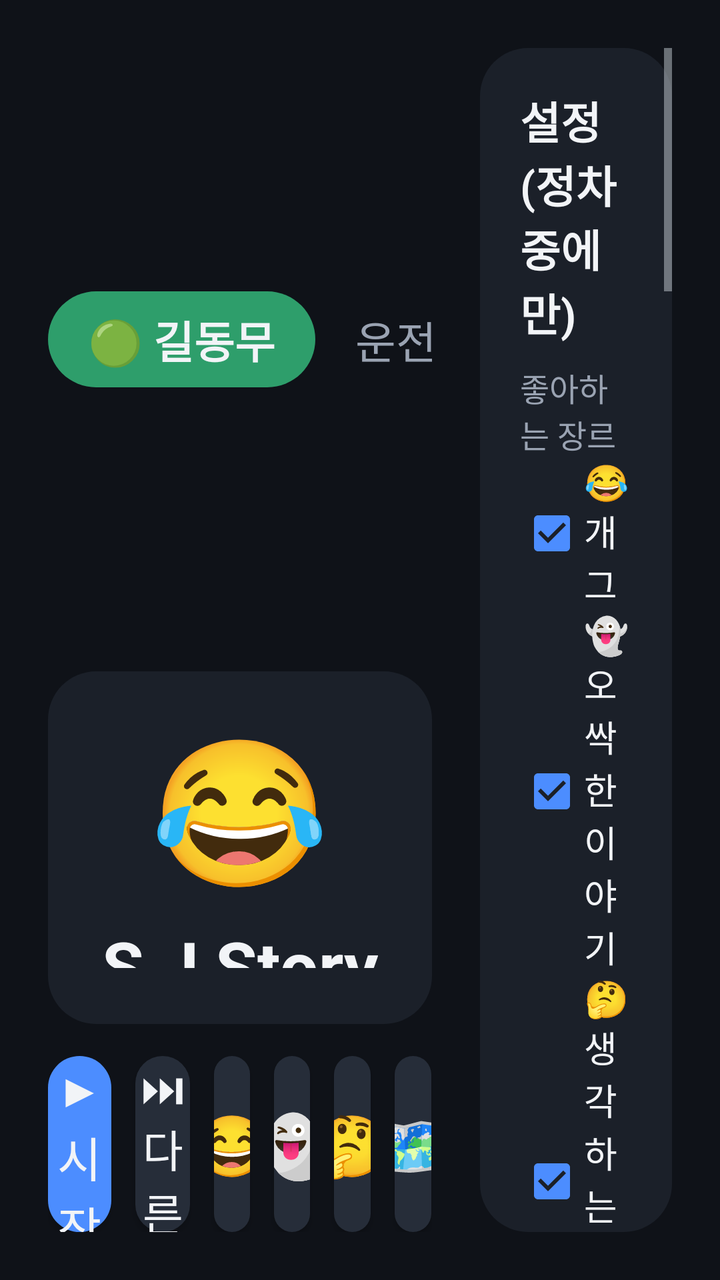
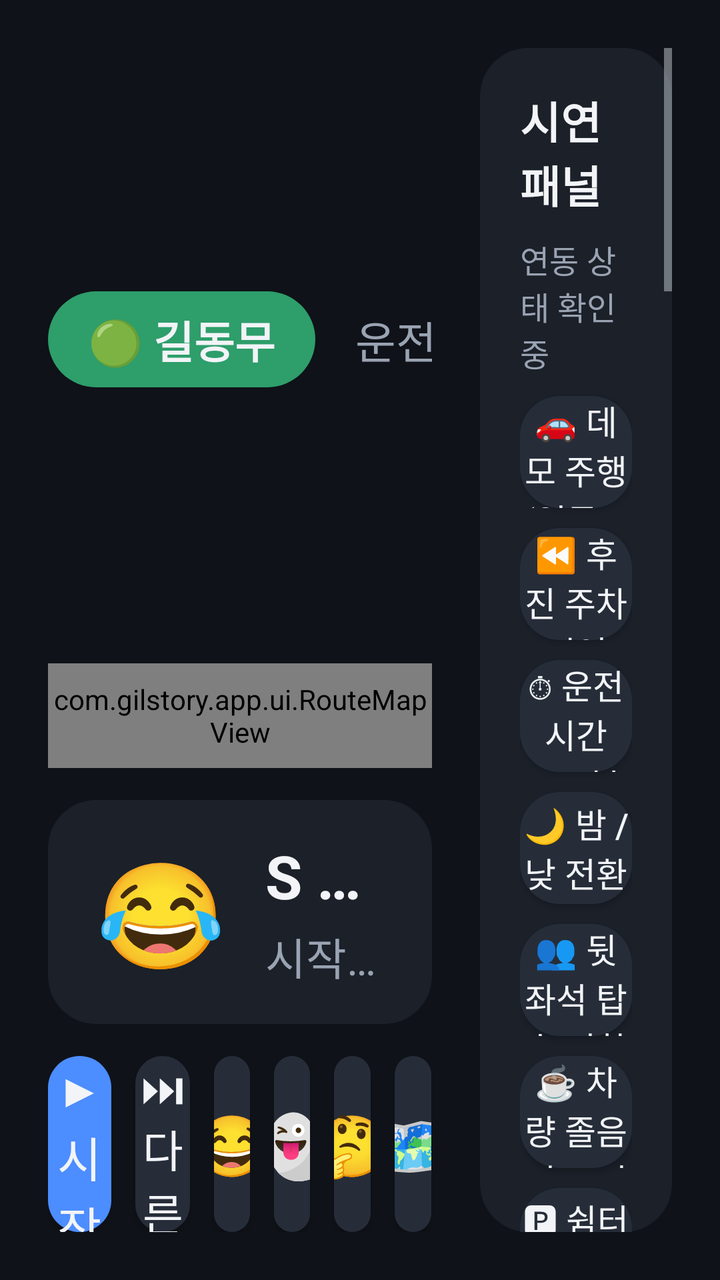

An Android layout rendered at two revisions. The XML below is the earlier revision; the diff shows what the commit changed to produce the second picture.
<!-- AndroidManifest.xml: application theme Theme.Gilstory -->
<!-- res/layout/activity_main.xml -->
<?xml version="1.0" encoding="utf-8"?>
<LinearLayout xmlns:android="http://schemas.android.com/apk/res/android"
    android:layout_width="match_parent"
    android:layout_height="match_parent"
    android:background="@color/bg"
    android:orientation="horizontal"
    android:padding="24dp">

    
    <LinearLayout
        android:layout_width="0dp"
        android:layout_height="match_parent"
        android:layout_weight="2"
        android:orientation="vertical">

        
        <LinearLayout
            android:layout_width="match_parent"
            android:layout_height="wrap_content"
            android:gravity="center_vertical"
            android:orientation="horizontal">

            <TextView
                android:id="@+id/stagePill"
                android:layout_width="wrap_content"
                android:layout_height="wrap_content"
                android:background="@drawable/pill"
                android:paddingHorizontal="20dp"
                android:paddingVertical="8dp"
                android:text="🟢 길동무"
                android:textColor="@color/text"
                android:textSize="22sp"
                android:textStyle="bold" />

            <TextView
                android:id="@+id/regionText"
                android:layout_width="0dp"
                android:layout_height="wrap_content"
                android:layout_marginStart="20dp"
                android:layout_weight="1"
                android:text="📍 위치 확인 중"
                android:textColor="@color/text"
                android:textSize="24sp" />

            <TextView
                android:id="@+id/minutesText"
                android:layout_width="wrap_content"
                android:layout_height="wrap_content"
                android:text="운전 0분"
                android:textColor="@color/text_dim"
                android:textSize="22sp" />
        </LinearLayout>

        
        <LinearLayout
            android:layout_width="match_parent"
            android:layout_height="0dp"
            android:layout_marginTop="20dp"
            android:layout_weight="1"
            android:background="@drawable/card"
            android:gravity="center"
            android:orientation="vertical"
            android:padding="24dp">

            <TextView
                android:id="@+id/genreEmoji"
                android:layout_width="wrap_content"
                android:layout_height="wrap_content"
                android:text="😂"
                android:textSize="72sp" />

            <TextView
                android:id="@+id/titleText"
                android:layout_width="wrap_content"
                android:layout_height="wrap_content"
                android:layout_marginTop="8dp"
                android:ellipsize="end"
                android:maxLines="1"
                android:text="S J Story"
                android:textColor="@color/text"
                android:textSize="34sp"
                android:textStyle="bold" />

            <TextView
                android:id="@+id/statusText"
                android:layout_width="wrap_content"
                android:layout_height="wrap_content"
                android:layout_marginTop="8dp"
                android:ellipsize="end"
                android:maxLines="1"
                android:text="시작을 누르면 이야기를 들려드려요"
                android:textColor="@color/text_dim"
                android:textSize="24sp" />
        </LinearLayout>

        
        <LinearLayout
            android:id="@+id/answerRow"
            android:layout_width="match_parent"
            android:layout_height="96dp"
            android:layout_marginTop="16dp"
            android:orientation="horizontal"
            android:visibility="gone">

            <Button
                android:id="@+id/option1"
                android:layout_width="0dp"
                android:layout_height="match_parent"
                android:layout_marginEnd="8dp"
                android:layout_weight="1"
                android:background="@drawable/btn_primary"
                android:textAllCaps="false"
                android:textColor="@color/text"
                android:textSize="26sp" />

            <Button
                android:id="@+id/option2"
                android:layout_width="0dp"
                android:layout_height="match_parent"
                android:layout_marginStart="8dp"
                android:layout_weight="1"
                android:background="@drawable/btn_primary"
                android:textAllCaps="false"
                android:textColor="@color/text"
                android:textSize="26sp" />
        </LinearLayout>

        
        <LinearLayout
            android:layout_width="match_parent"
            android:layout_height="88dp"
            android:layout_marginTop="16dp"
            android:orientation="horizontal">

            <Button
                android:id="@+id/startStop"
                android:layout_width="0dp"
                android:layout_height="match_parent"
                android:layout_weight="1.4"
                android:background="@drawable/btn_primary"
                android:text="▶ 시작"
                android:textAllCaps="false"
                android:textColor="@color/text"
                android:textSize="24sp" />

            <Button
                android:id="@+id/skip"
                android:layout_width="0dp"
                android:layout_height="match_parent"
                android:layout_marginStart="12dp"
                android:layout_weight="1.2"
                android:background="@drawable/btn_surface"
                android:text="⏭ 다른 거"
                android:textAllCaps="false"
                android:textColor="@color/text"
                android:textSize="22sp" />

            <Button
                android:id="@+id/genreComedy"
                style="@style/GenreButton"
                android:text="😂" />

            <Button
                android:id="@+id/genreSpooky"
                style="@style/GenreButton"
                android:text="👻" />

            <Button
                android:id="@+id/genreThink"
                style="@style/GenreButton"
                android:text="🤔" />

            <Button
                android:id="@+id/genreLocal"
                style="@style/GenreButton"
                android:text="🗺️" />
        </LinearLayout>
    </LinearLayout>

    
    <ScrollView
        android:id="@+id/sidePanel"
        android:layout_width="0dp"
        android:layout_height="match_parent"
        android:layout_marginStart="24dp"
        android:layout_weight="1"
        android:background="@drawable/card">

        <LinearLayout
            android:layout_width="match_parent"
            android:layout_height="wrap_content"
            android:orientation="vertical"
            android:padding="20dp">

            <TextView
                android:id="@+id/settingsTitle"
                style="@style/PanelTitle"
                android:text="설정 (정차 중에만)" />

            <LinearLayout
                android:id="@+id/settingsGroup"
                android:layout_width="match_parent"
                android:layout_height="wrap_content"
                android:orientation="vertical">

                <TextView
                    style="@style/PanelLabel"
                    android:text="좋아하는 장르" />

                <CheckBox android:id="@+id/prefComedy" style="@style/PanelCheck" android:text="😂 개그" />
                <CheckBox android:id="@+id/prefSpooky" style="@style/PanelCheck" android:text="👻 오싹한 이야기" />
                <CheckBox android:id="@+id/prefThink" style="@style/PanelCheck" android:text="🤔 생각하는 이야기" />
                <CheckBox android:id="@+id/prefLocal" style="@style/PanelCheck" android:text="🗺️ 지역 이야기" />

                <Switch
                    android:id="@+id/familyMode"
                    android:layout_width="match_parent"
                    android:layout_height="wrap_content"
                    android:layout_marginTop="12dp"
                    android:text="가족 모드 (오싹한 이야기 숨김)"
                    android:textColor="@color/text"
                    android:textSize="18sp" />

                <Switch
                    android:id="@+id/restKeepListening"
                    android:layout_width="match_parent"
                    android:layout_height="wrap_content"
                    android:layout_marginTop="12dp"
                    android:text="휴식 안내 중에도 이야기 이어 듣기 (결말은 10~15km 뒤)"
                    android:textColor="@color/text"
                    android:textSize="18sp" />
            </LinearLayout>

            <TextView
                android:id="@+id/drivingNotice"
                style="@style/PanelLabel"
                android:text="주행 중에는 설정을 열 수 없어요"
                android:visibility="gone" />

            <TextView
                style="@style/PanelTitle"
                android:layout_marginTop="28dp"
                android:text="시연 패널" />

            <TextView
                android:id="@+id/envText"
                style="@style/PanelLabel"
                android:text="연동 상태 확인 중" />

            <Button android:id="@+id/demoDrive" style="@style/PanelButton" android:text="🚗 데모 주행 (영동고속도로)" />
            <Button android:id="@+id/demoParking" style="@style/PanelButton" android:text="⏪ 후진 주차 시연" />
            <Button android:id="@+id/demoMinutes" style="@style/PanelButton" android:text="⏱ 운전 시간 +30분" />
            <Button android:id="@+id/demoNight" style="@style/PanelButton" android:text="🌙 밤 / 낮 전환" />
            <Button android:id="@+id/demoRear" style="@style/PanelButton" android:text="👥 뒷좌석 탑승 전환" />
            <Button android:id="@+id/demoAttention" style="@style/PanelButton" android:text="☕ 차량 졸음 경고 켜기/끄기" />
            <Button android:id="@+id/demoArrive" style="@style/PanelButton" android:text="🅿 쉼터 도착" />
            <Button android:id="@+id/demoResume" style="@style/PanelButton" android:text="🚗 다시 출발" />

            <TextView
                android:id="@+id/logText"
                android:layout_width="match_parent"
                android:layout_height="wrap_content"
                android:layout_marginTop="16dp"
                android:textColor="@color/text_dim"
                android:textSize="14sp" />
        </LinearLayout>
    </ScrollView>
</LinearLayout>
<!-- resources referenced by this layout -->
<resources>
  <color name="bg">#0F1218</color>
  <color name="text">#F2F4F7</color>
  <color name="text_dim">#9AA3B2</color>
  <!-- drawable btn_primary (drawable) -->
  <?xml version="1.0" encoding="utf-8"?>
  <shape xmlns:android="http://schemas.android.com/apk/res/android" android:shape="rectangle">
      <solid android:color="@color/accent" />
      <corners android:radius="20dp" />
  </shape>
  <!-- drawable btn_surface (drawable) -->
  <?xml version="1.0" encoding="utf-8"?>
  <shape xmlns:android="http://schemas.android.com/apk/res/android" android:shape="rectangle">
      <solid android:color="@color/surface_high" />
      <corners android:radius="20dp" />
  </shape>
  <!-- drawable card (drawable) -->
  <?xml version="1.0" encoding="utf-8"?>
  <shape xmlns:android="http://schemas.android.com/apk/res/android" android:shape="rectangle">
      <solid android:color="@color/surface" />
      <corners android:radius="24dp" />
  </shape>
  <!-- drawable pill (drawable) -->
  <?xml version="1.0" encoding="utf-8"?>
  <shape xmlns:android="http://schemas.android.com/apk/res/android" android:shape="rectangle">
      <solid android:color="@color/stage_companion" />
      <corners android:radius="100dp" />
  </shape>
  <style name="GenreButton">
          <item name="android:layout_width">0dp</item>
          <item name="android:layout_height">match_parent</item>
          <item name="android:layout_weight">0.8</item>
          <item name="android:layout_marginStart">12dp</item>
          <item name="android:background">@drawable/btn_surface</item>
          <item name="android:textSize">30sp</item>
          <item name="android:textAllCaps">false</item>
      </style>
  <style name="PanelButton">
          <item name="android:layout_width">match_parent</item>
          <item name="android:layout_height">56dp</item>
          <item name="android:layout_marginTop">10dp</item>
          <item name="android:background">@drawable/btn_surface</item>
          <item name="android:textColor">@color/text</item>
          <item name="android:textSize">17sp</item>
          <item name="android:textAllCaps">false</item>
      </style>
  <style name="PanelCheck">
          <item name="android:layout_width">match_parent</item>
          <item name="android:layout_height">wrap_content</item>
          <item name="android:checked">true</item>
          <item name="android:textColor">@color/text</item>
          <item name="android:textSize">18sp</item>
      </style>
  <style name="PanelLabel">
          <item name="android:layout_width">match_parent</item>
          <item name="android:layout_height">wrap_content</item>
          <item name="android:layout_marginTop">10dp</item>
          <item name="android:textColor">@color/text_dim</item>
          <item name="android:textSize">16sp</item>
      </style>
  <style name="PanelTitle">
          <item name="android:layout_width">match_parent</item>
          <item name="android:layout_height">wrap_content</item>
          <item name="android:textColor">@color/text</item>
          <item name="android:textSize">22sp</item>
          <item name="android:textStyle">bold</item>
      </style>
  <style name="Theme.Gilstory" parent="@android:style/Theme.DeviceDefault.NoActionBar">
          <item name="android:windowBackground">@color/bg</item>
          <item name="android:colorAccent">@color/accent</item>
          <item name="android:textColor">@color/text</item>
      </style>
  <color name="accent">#4C8DFF</color>
  <color name="surface_high">#262D39</color>
  <color name="surface">#1B2029</color>
  <color name="stage_companion">#2E9E6B</color>
</resources>

<!-- the commit's change to res/layout/activity_main.xml (unified diff, before → after) -->
@@ -52,45 +52,61 @@
         </LinearLayout>
 
         
-        <LinearLayout
+        <com.gilstory.app.ui.RouteMapView
+            android:id="@+id/routeMap"
             android:layout_width="match_parent"
             android:layout_height="0dp"
-            android:layout_marginTop="20dp"
-            android:layout_weight="1"
+            android:layout_marginTop="16dp"
+            android:layout_weight="1" />
+
+        
+        <LinearLayout
+            android:layout_width="match_parent"
+            android:layout_height="wrap_content"
+            android:layout_marginTop="16dp"
             android:background="@drawable/card"
-            android:gravity="center"
-            android:orientation="vertical"
-            android:padding="24dp">
+            android:gravity="center_vertical"
+            android:minHeight="112dp"
+            android:orientation="horizontal"
+            android:paddingHorizontal="24dp"
+            android:paddingVertical="14dp">
 
             <TextView
                 android:id="@+id/genreEmoji"
                 android:layout_width="wrap_content"
                 android:layout_height="wrap_content"
                 android:text="😂"
-                android:textSize="72sp" />
-
-            <TextView
-                android:id="@+id/titleText"
-                android:layout_width="wrap_content"
-                android:layout_height="wrap_content"
-                android:layout_marginTop="8dp"
-                android:ellipsize="end"
-                android:maxLines="1"
-                android:text="S J Story"
-                android:textColor="@color/text"
-                android:textSize="34sp"
-                android:textStyle="bold" />
-
-            <TextView
-                android:id="@+id/statusText"
-                android:layout_width="wrap_content"
-                android:layout_height="wrap_content"
-                android:layout_marginTop="8dp"
-                android:ellipsize="end"
-                android:maxLines="1"
-                android:text="시작을 누르면 이야기를 들려드려요"
-                android:textColor="@color/text_dim"
-                android:textSize="24sp" />
+                android:textSize="52sp" />
+
+            <LinearLayout
+                android:layout_width="0dp"
+                android:layout_height="wrap_content"
+                android:layout_marginStart="20dp"
+                android:layout_weight="1"
+                android:orientation="vertical">
+
+                <TextView
+                    android:id="@+id/titleText"
+                    android:layout_width="match_parent"
+                    android:layout_height="wrap_content"
+                    android:ellipsize="end"
+                    android:maxLines="1"
+                    android:text="S J Story"
+                    android:textColor="@color/text"
+                    android:textSize="30sp"
+                    android:textStyle="bold" />
+
+                <TextView
+                    android:id="@+id/statusText"
+                    android:layout_width="match_parent"
+                    android:layout_height="wrap_content"
+                    android:layout_marginTop="4dp"
+                    android:ellipsize="end"
+                    android:maxLines="1"
+                    android:text="시작을 누르면 이야기를 들려드려요"
+                    android:textColor="@color/text_dim"
+                    android:textSize="22sp" />
+            </LinearLayout>
         </LinearLayout>
 
         
@@ -193,53 +209,7 @@
             android:padding="20dp">
 
             <TextView
-                android:id="@+id/settingsTitle"
                 style="@style/PanelTitle"
-                android:text="설정 (정차 중에만)" />
-
-            <LinearLayout
-                android:id="@+id/settingsGroup"
-                android:layout_width="match_parent"
-                android:layout_height="wrap_content"
-                android:orientation="vertical">
-
-                <TextView
-                    style="@style/PanelLabel"
-                    android:text="좋아하는 장르" />
-
-                <CheckBox android:id="@+id/prefComedy" style="@style/PanelCheck" android:text="😂 개그" />
-                <CheckBox android:id="@+id/prefSpooky" style="@style/PanelCheck" android:text="👻 오싹한 이야기" />
-                <CheckBox android:id="@+id/prefThink" style="@style/PanelCheck" android:text="🤔 생각하는 이야기" />
-                <CheckBox android:id="@+id/prefLocal" style="@style/PanelCheck" android:text="🗺️ 지역 이야기" />
-
-                <Switch
-                    android:id="@+id/familyMode"
-                    android:layout_width="match_parent"
-                    android:layout_height="wrap_content"
-                    android:layout_marginTop="12dp"
-                    android:text="가족 모드 (오싹한 이야기 숨김)"
-                    android:textColor="@color/text"
-                    android:textSize="18sp" />
-
-                <Switch
-                    android:id="@+id/restKeepListening"
-                    android:layout_width="match_parent"
-                    android:layout_height="wrap_content"
-                    android:layout_marginTop="12dp"
-                    android:text="휴식 안내 중에도 이야기 이어 듣기 (결말은 10~15km 뒤)"
-                    android:textColor="@color/text"
-                    android:textSize="18sp" />
-            </LinearLayout>
-
-            <TextView
-                android:id="@+id/drivingNotice"
-                style="@style/PanelLabel"
-                android:text="주행 중에는 설정을 열 수 없어요"
-                android:visibility="gone" />
-
-            <TextView
-                style="@style/PanelTitle"
-                android:layout_marginTop="28dp"
                 android:text="시연 패널" />
 
             <TextView
@@ -257,6 +227,52 @@
             <Button android:id="@+id/demoResume" style="@style/PanelButton" android:text="🚗 다시 출발" />
 
             <TextView
+                android:id="@+id/settingsTitle"
+                style="@style/PanelTitle"
+                android:layout_marginTop="28dp"
+                android:text="설정 (정차 중에만)" />
+
+            <LinearLayout
+                android:id="@+id/settingsGroup"
+                android:layout_width="match_parent"
+                android:layout_height="wrap_content"
+                android:orientation="vertical">
+
+                <TextView
+                    style="@style/PanelLabel"
+                    android:text="좋아하는 장르" />
+
+                <CheckBox android:id="@+id/prefComedy" style="@style/PanelCheck" android:text="😂 개그" />
+                <CheckBox android:id="@+id/prefSpooky" style="@style/PanelCheck" android:text="👻 오싹한 이야기" />
+                <CheckBox android:id="@+id/prefThink" style="@style/PanelCheck" android:text="🤔 생각하는 이야기" />
+                <CheckBox android:id="@+id/prefLocal" style="@style/PanelCheck" android:text="🗺️ 지역 이야기" />
+
+                <Switch
+                    android:id="@+id/familyMode"
+                    android:layout_width="match_parent"
+                    android:layout_height="wrap_content"
+                    android:layout_marginTop="12dp"
+                    android:text="가족 모드 (오싹한 이야기 숨김)"
+                    android:textColor="@color/text"
+                    android:textSize="18sp" />
+
+                <Switch
+                    android:id="@+id/restKeepListening"
+                    android:layout_width="match_parent"
+                    android:layout_height="wrap_content"
+                    android:layout_marginTop="12dp"
+                    android:text="휴식 안내 중에도 이야기 이어 듣기 (결말은 10~15km 뒤)"
+                    android:textColor="@color/text"
+                    android:textSize="18sp" />
+            </LinearLayout>
+
+            <TextView
+                android:id="@+id/drivingNotice"
+                style="@style/PanelLabel"
+                android:text="주행 중에는 설정을 열 수 없어요"
+                android:visibility="gone" />
+
+            <TextView
                 android:id="@+id/logText"
                 android:layout_width="match_parent"
                 android:layout_height="wrap_content"
